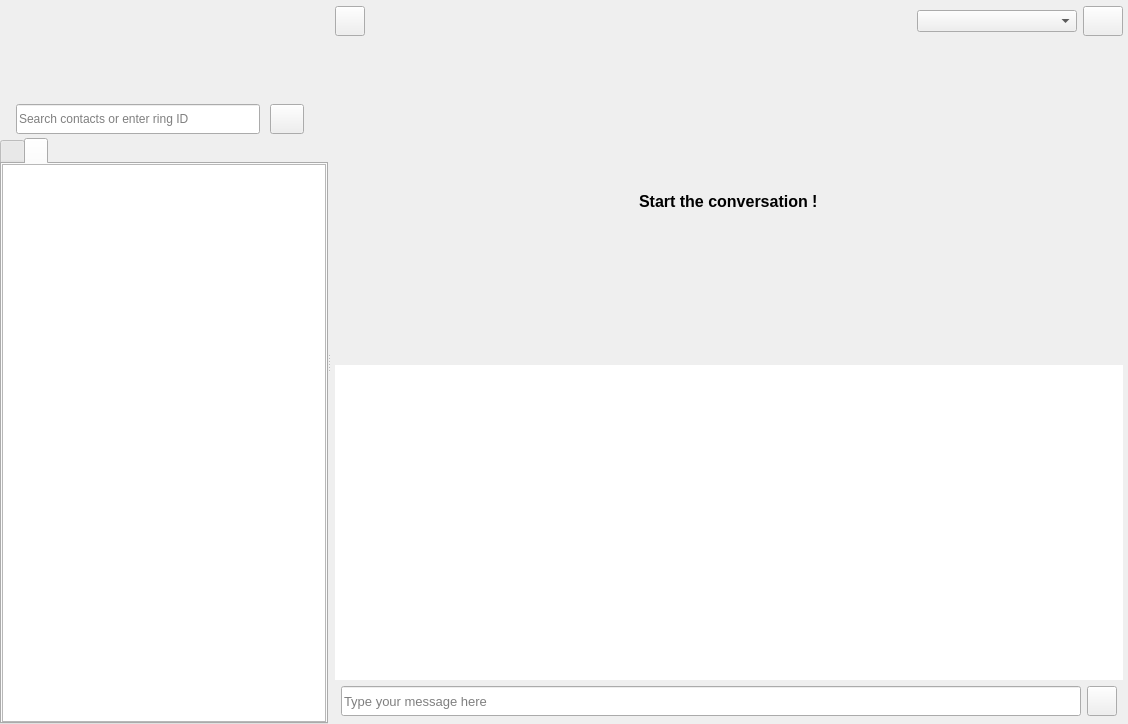
Old version of the form callwidget.ui in the repository savoirfairelinux/jami-client-windows.
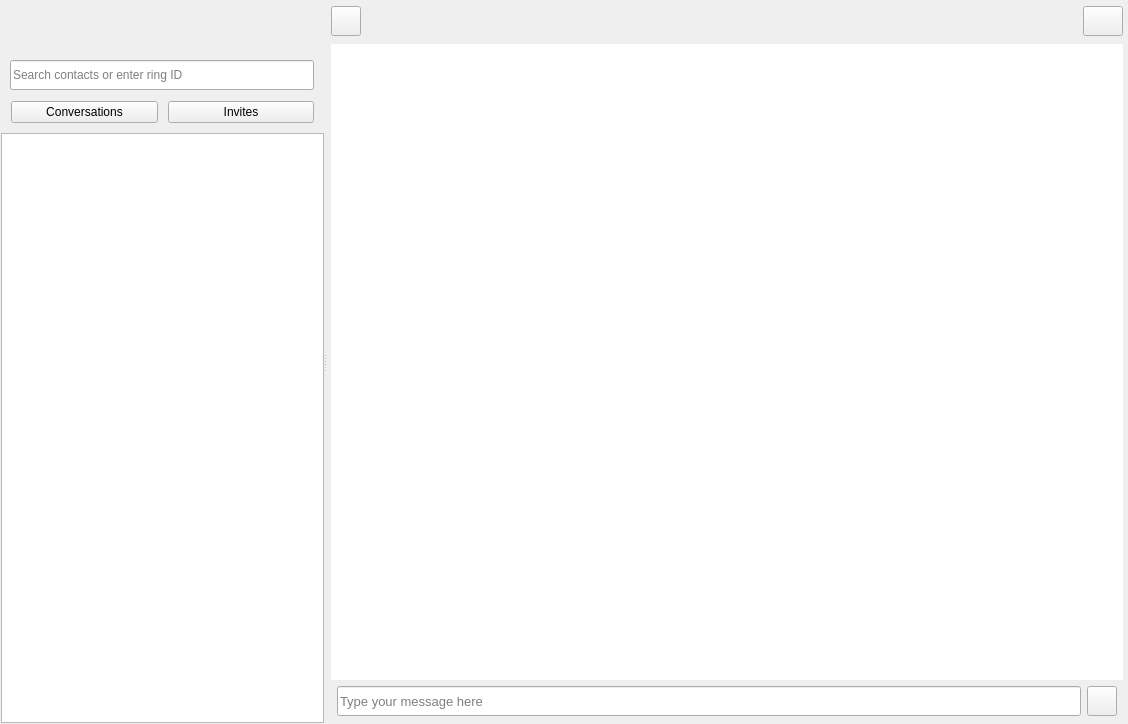
New version of the form. The open tabs and pages were chosen to show the change. Icons and pictures are not drawn. Custom widgets are drawn as their Qt base class.

Commit message: smartlist/chat view: implement new lrc api

```diff
--- a/callwidget.ui
+++ b/callwidget.ui
@@ -112,7 +112,7 @@
           <number>0</number>
          </property>
          <item row="0" column="0">
-          <layout class="QVBoxLayout" name="verticalLayout_2" stretch="3,1,18">
+          <layout class="QVBoxLayout" name="verticalLayout_2" stretch="0,0,0">
            <property name="spacing">
             <number>0</number>
            </property>
@@ -122,7 +122,7 @@
            <item>
             <widget class="CurrentAccountWidget" name="currentAccountWidget" native="true">
              <property name="sizePolicy">
-              <sizepolicy hsizetype="MinimumExpanding" vsizetype="MinimumExpanding">
+              <sizepolicy hsizetype="MinimumExpanding" vsizetype="Fixed">
                <horstretch>0</horstretch>
                <verstretch>0</verstretch>
               </sizepolicy>
@@ -130,23 +130,32 @@
              <property name="minimumSize">
               <size>
                <width>0</width>
-               <height>100</height>
+               <height>60</height>
               </size>
              </property>
             </widget>
            </item>
            <item>
             <widget class="QWidget" name="selectBar" native="true">
+             <property name="sizePolicy">
+              <sizepolicy hsizetype="MinimumExpanding" vsizetype="MinimumExpanding">
+               <horstretch>0</horstretch>
+               <verstretch>0</verstretch>
+              </sizepolicy>
+             </property>
              <property name="maximumSize">
               <size>
-               <width>324</width>
-               <height>16777215</height>
+               <width>16777214</width>
+               <height>30</height>
               </size>
              </property>
-             <layout class="QHBoxLayout" name="horizontalLayout_4">
+             <layout class="QHBoxLayout" name="_2" stretch="0,0,0">
               <property name="spacing">
                <number>0</number>
               </property>
+              <property name="sizeConstraint">
+               <enum>QLayout::SetDefaultConstraint</enum>
+              </property>
               <property name="leftMargin">
                <number>0</number>
               </property>
@@ -169,7 +178,7 @@
                 </property>
                 <property name="sizeHint" stdset="0">
                  <size>
-                  <width>16</width>
+                  <width>10</width>
                   <height>38</height>
                  </size>
                 </property>
@@ -181,14 +190,14 @@
                  <bool>true</bool>
                 </property>
                 <property name="sizePolicy">
-                 <sizepolicy hsizetype="Fixed" vsizetype="Fixed">
+                 <sizepolicy hsizetype="Expanding" vsizetype="Fixed">
                   <horstretch>0</horstretch>
                   <verstretch>0</verstretch>
                  </sizepolicy>
                 </property>
                 <property name="minimumSize">
                  <size>
-                  <width>244</width>
+                  <width>266</width>
                   <height>30</height>
                  </size>
                 </property>
@@ -203,6 +212,9 @@
                   <pointsize>9</pointsize>
                  </font>
                 </property>
+                <property name="cursor">
+                 <cursorShape>IBeamCursor</cursorShape>
+                </property>
                 <property name="toolTip">
                  <string>Search contact text input</string>
                 </property>
@@ -220,42 +232,6 @@
                 </property>
                </widget>
               </item>
-              <item>
-               <spacer name="horizontalSpacer_3">
-                <property name="orientation">
-                 <enum>Qt::Horizontal</enum>
-                </property>
-                <property name="sizeType">
-                 <enum>QSizePolicy::Fixed</enum>
-                </property>
-                <property name="sizeHint" stdset="0">
-                 <size>
-                  <width>10</width>
-                  <height>20</height>
-                 </size>
-                </property>
-               </spacer>
-              </item>
-              <item>
-               <widget class="QPushButton" name="searchBtn">
-                <property name="minimumSize">
-                 <size>
-                  <width>30</width>
-                  <height>30</height>
-                 </size>
-                </property>
-                <property name="toolTip">
-                 <string>search button</string>
-                </property>
-                <property name="text">
-                 <string/>
-                </property>
-                <property name="icon">
-                 <iconset resource="ressources.qrc">
-                  <normaloff>:/images/icons/ic_search_black_18dp_2x.png</normaloff>:/images/icons/ic_search_black_18dp_2x.png</iconset>
-                </property>
-               </widget>
-              </item>
               <item>
                <spacer name="horizontalSpacer_2">
                 <property name="orientation">
@@ -266,8 +242,8 @@
                 </property>
                 <property name="sizeHint" stdset="0">
                  <size>
-                  <width>20</width>
-                  <height>20</height>
+                  <width>10</width>
+                  <height>38</height>
                  </size>
                 </property>
                </spacer>
@@ -276,150 +252,88 @@
             </widget>
            </item>
            <item>
-            <layout class="QVBoxLayout" name="verticalLayout_5" stretch="0">
-             <property name="spacing">
-              <number>0</number>
-             </property>
-             <property name="leftMargin">
-              <number>0</number>
-             </property>
-             <property name="topMargin">
-              <number>0</number>
-             </property>
-             <property name="bottomMargin">
-              <number>0</number>
-             </property>
-             <item>
-              <widget class="QTabWidget" name="mainTabMenu">
-               <property name="sizePolicy">
-                <sizepolicy hsizetype="MinimumExpanding" vsizetype="MinimumExpanding">
-                 <horstretch>0</horstretch>
-                 <verstretch>0</verstretch>
-                </sizepolicy>
-               </property>
-               <property name="minimumSize">
-                <size>
-                 <width>0</width>
-                 <height>0</height>
-                </size>
-               </property>
-               <property name="maximumSize">
-                <size>
-                 <width>16777215</width>
-                 <height>16777215</height>
-                </size>
-               </property>
-               <property name="toolTip">
-                <string/>
-               </property>
-               <property name="currentIndex">
-                <number>0</number>
-               </property>
-               <property name="iconSize">
-                <size>
-                 <width>24</width>
-                 <height>24</height>
-                </size>
-               </property>
-               <widget class="QWidget" name="mainTabMenuPage1">
-                <attribute name="icon">
-                 <iconset resource="ressources.qrc">
-                  <normaloff>:/images/icons/ic_chat_black_24dp_2x.png</normaloff>:/images/icons/ic_chat_black_24dp_2x.png</iconset>
-                </attribute>
-                <attribute name="title">
-                 <string/>
-                </attribute>
-                <attribute name="toolTip">
-                 <string>Conversations</string>
-                </attribute>
-                <layout class="QVBoxLayout" name="verticalLayout_6">
+            <widget class="QWidget" name="smartListWidget" native="true">
+             <layout class="QVBoxLayout" name="verticalLayout_5" stretch="0,0">
+              <property name="spacing">
+               <number>0</number>
+              </property>
+              <property name="leftMargin">
+               <number>1</number>
+              </property>
+              <property name="topMargin">
+               <number>1</number>
+              </property>
+              <property name="rightMargin">
+               <number>0</number>
+              </property>
+              <property name="bottomMargin">
+               <number>1</number>
+              </property>
+              <item>
+               <widget class="ConversationsFilterWidget" name="conversationsFilterWidget" native="true">
+                <layout class="QHBoxLayout" name="conversationFilterLayout">
                  <property name="spacing">
-                  <number>0</number>
+                  <number>10</number>
                  </property>
                  <property name="leftMargin">
-                  <number>0</number>
+                  <number>10</number>
                  </property>
                  <property name="topMargin">
-                  <number>0</number>
+                  <number>10</number>
                  </property>
                  <property name="rightMargin">
-                  <number>0</number>
+                  <number>10</number>
                  </property>
                  <property name="bottomMargin">
-                  <number>0</number>
+                  <number>10</number>
                  </property>
                  <item>
-                  <widget class="SmartList" name="smartList">
-                   <property name="minimumSize">
-                    <size>
-                     <width>324</width>
-                     <height>0</height>
-                    </size>
+                  <widget class="QPushButton" name="buttonConversations">
+                   <property name="toolTip">
+                    <string>Show conversations</string>
                    </property>
-                   <property name="mouseTracking">
-                    <bool>true</bool>
+                   <property name="text">
+                    <string>Conversations</string>
                    </property>
-                   <property name="indentation">
-                    <number>0</number>
-                   </property>
-                   <property name="headerHidden">
-                    <bool>true</bool>
-                   </property>
-                   <attribute name="headerMinimumSectionSize">
-                    <number>0</number>
-                   </attribute>
                   </widget>
                  </item>
-                </layout>
-               </widget>
-               <widget class="QWidget" name="mainTabMenuPage2">
-                <attribute name="icon">
-                 <iconset resource="ressources.qrc">
-                  <normaloff>:/images/icons/ic_person_add_black_24dp_2x.png</normaloff>:/images/icons/ic_person_add_black_24dp_2x.png</iconset>
-                </attribute>
-                <attribute name="title">
-                 <string/>
-                </attribute>
-                <attribute name="toolTip">
-                 <string>Contact requests</string>
-                </attribute>
-                <layout class="QVBoxLayout" name="verticalLayout_7">
-                 <property name="spacing">
-                  <number>0</number>
-                 </property>
-                 <property name="leftMargin">
-                  <number>0</number>
-                 </property>
-                 <property name="topMargin">
-                  <number>0</number>
-                 </property>
-                 <property name="rightMargin">
-                  <number>0</number>
-                 </property>
-                 <property name="bottomMargin">
-                  <number>0</number>
-                 </property>
                  <item>
-                  <widget class="ContactRequestListWidget" name="contactRequestList">
-                   <property name="styleSheet">
-                    <string notr="true"/>
+                  <widget class="QPushButton" name="buttonInvites">
+                   <property name="toolTip">
+                    <string>Show invites</string>
                    </property>
-                   <property name="rootIsDecorated">
-                    <bool>false</bool>
+                   <property name="text">
+                    <string>Invites</string>
                    </property>
-                   <attribute name="headerVisible">
-                    <bool>false</bool>
-                   </attribute>
-                   <attribute name="headerMinimumSectionSize">
-                    <number>0</number>
-                   </attribute>
                   </widget>
                  </item>
                 </layout>
                </widget>
-              </widget>
-             </item>
-            </layout>
+              </item>
+              <item>
+               <widget class="SmartListView" name="smartList">
+                <property name="autoScrollMargin">
+                 <number>16</number>
+                </property>
+                <property name="indentation">
+                 <number>0</number>
+                </property>
+                <property name="rootIsDecorated">
+                 <bool>false</bool>
+                </property>
+                <property name="itemsExpandable">
+                 <bool>false</bool>
+                </property>
+                <property name="expandsOnDoubleClick">
+                 <bool>false</bool>
+                </property>
+                <attribute name="headerVisible">
+                 <bool>false</bool>
+                </attribute>
+               </widget>
+              </item>
+             </layout>
+            </widget>
            </item>
           </layout>
          </item>
@@ -490,7 +404,7 @@
                <string/>
               </property>
               <property name="currentIndex">
-               <number>0</number>
+               <number>2</number>
               </property>
               <widget class="QWidget" name="welcomePage">
                <layout class="QVBoxLayout" name="verticalLayout_15">
@@ -677,8 +591,10 @@
                    <string notr="true">color: #aeaeae</string>
                   </property>
                   <property name="text">
-                   <string>This is your RingID.
-Copy and share it with your friends!</string>
+                   <string>
+                                        This is your RingID.
+                                        Copy and share it with your friends!
+                                      </string>
                   </property>
                   <property name="textFormat">
                    <enum>Qt::PlainText</enum>
@@ -1033,7 +949,7 @@
                  <verstretch>0</verstretch>
                 </sizepolicy>
                </property>
-               <layout class="QVBoxLayout" name="verticalLayout_12" stretch="1,25,25,1">
+               <layout class="QVBoxLayout" name="verticalLayout_12" stretch="1,25,1">
                 <property name="leftMargin">
                  <number>5</number>
                 </property>
@@ -1177,19 +1093,6 @@
                     </property>
                    </spacer>
                   </item>
-                  <item>
-                   <widget class="QComboBox" name="contactMethodComboBox">
-                    <property name="minimumSize">
-                     <size>
-                      <width>160</width>
-                      <height>0</height>
-                     </size>
-                    </property>
-                    <property name="toolTip">
-                     <string>Peer contact method selector</string>
-                    </property>
-                   </widget>
-                  </item>
                   <item>
                    <widget class="QPushButton" name="sendContactRequestPageButton">
                     <property name="sizePolicy">
@@ -1221,23 +1124,6 @@
                   </item>
                  </layout>
                 </item>
-                <item alignment="Qt::AlignHCenter|Qt::AlignVCenter">
-                 <widget class="QLabel" name="noMessagesLabel">
-                  <property name="enabled">
-                   <bool>true</bool>
-                  </property>
-                  <property name="font">
-                   <font>
-                    <pointsize>12</pointsize>
-                    <weight>75</weight>
-                    <bold>true</bold>
-                   </font>
-                  </property>
-                  <property name="text">
-                   <string>Start the conversation !</string>
-                  </property>
-                 </widget>
-                </item>
                 <item>
                  <widget class="QListView" name="listMessageView">
                   <property name="sizePolicy">
@@ -1918,9 +1804,9 @@
    <header>idlabel.h</header>
   </customwidget>
   <customwidget>
-   <class>SmartList</class>
+   <class>SmartListView</class>
    <extends>QTreeView</extends>
-   <header>smartlist.h</header>
+   <header>smartlistview.h</header>
   </customwidget>
   <customwidget>
    <class>SendContactRequestWidget</class>
@@ -1941,9 +1827,10 @@
    <container>1</container>
   </customwidget>
   <customwidget>
-   <class>ContactRequestListWidget</class>
-   <extends>QTreeView</extends>
-   <header>contactrequestlistwidget.h</header>
+   <class>ConversationsFilterWidget</class>
+   <extends>QWidget</extends>
+   <header>conversationsfilterwidget.h</header>
+   <container>1</container>
   </customwidget>
  </customwidgets>
  <resources>
```
The commit also changes 58 other files.
